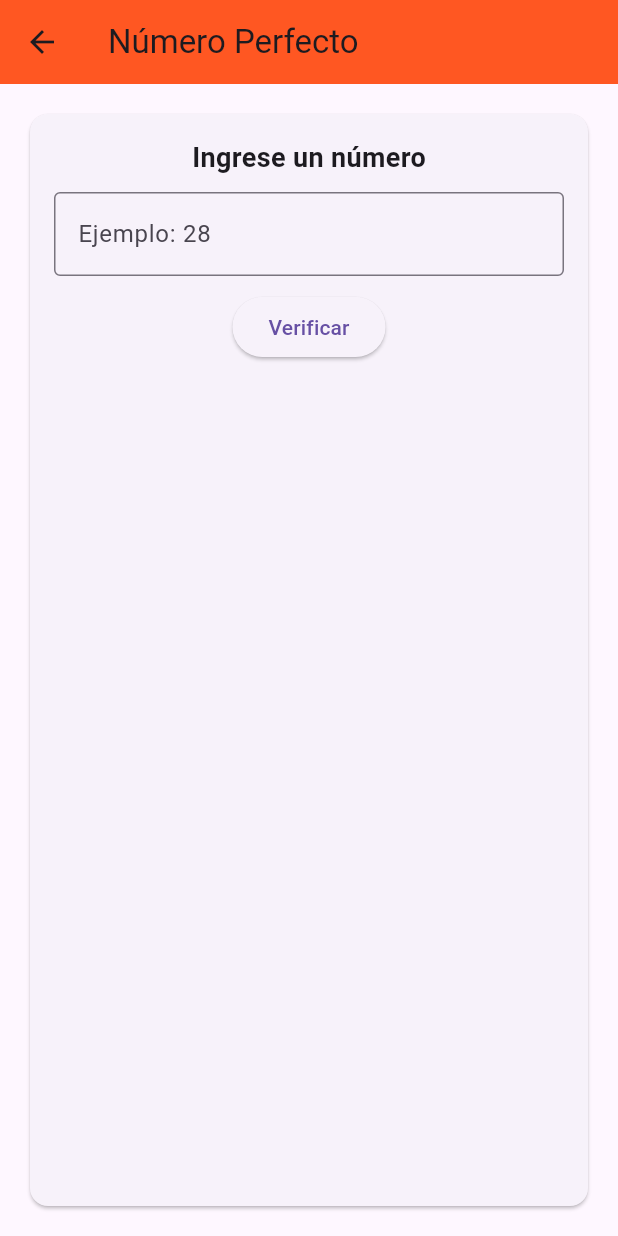
After one commit to saraycanarteg/DesarrolloAppMoviles, a Flutter app: the screen it shows after launch, after a tap on "Ejercicio 4 - Número Perfecto", on a phone screen of 412 x 824 dp. The commit adds this screen. Run offline on Flutter 3.47's test engine with Material 3 defaults, Android fonts, the phone set to English and light mode, and no system bars.

Commit message:
Ej 3 y 4 de Tarea 1.1

```diff
--- /dev/null
+++ b/tarea1.1/lib/controller/perfecto_controller.dart
@@ -0,0 +1,27 @@
+import 'package:deber_p1/model/perfecto_model.dart';
+
+class PerfectoController {
+  String procesar(String numeroIngresado) {
+    try {
+      final numero = int.parse(numeroIngresado.trim());
+
+      if (numero < 1) {
+        return 'Ingrese un número positivo mayor a 0';
+      }
+
+      final resultado = PerfectoModel.calcular(numero);
+
+      final divisoresStr = resultado.divisores.join(', ');
+      final estado = resultado.esPerfecto ? 'SÍ es perfecto' : 'NO es perfecto';
+
+      return '''
+      Número: ${resultado.numero}
+      Divisores (sin incluir el número): $divisoresStr
+      Suma de divisores: ${resultado.sumaDivisores}
+      $estado
+      ''';
+    } catch (e) {
+      return 'Ingrese un número válido (número entero positivo)';
+    }
+  }
+}
--- /dev/null
+++ b/tarea1.1/lib/model/perfecto_model.dart
@@ -0,0 +1,37 @@
+class PerfectoModel {
+  final int numero;
+  final bool esPerfecto;
+  final List<int> divisores;
+  final int sumaDivisores;
+
+  PerfectoModel({
+    required this.numero,
+    required this.esPerfecto,
+    required this.divisores,
+    required this.sumaDivisores,
+  });
+
+  static PerfectoModel calcular(int numero) {
+    List<int> divisores = [];
+
+    // Encontrar todos los divisores (excluyendo el propio número)
+    for (int i = 1; i < numero; i++) {
+      if (numero % i == 0) {
+        divisores.add(i);
+      }
+    }
+
+    // Sumar los divisores
+    int suma = divisores.fold(0, (x, y) => x + y);
+
+    // Un número es perfecto si la suma de sus divisores es igual al número
+    bool esPerfecto = suma == numero;
+
+    return PerfectoModel(
+      numero: numero,
+      esPerfecto: esPerfecto,
+      divisores: divisores,
+      sumaDivisores: suma,
+    );
+  }
+}
--- /dev/null
+++ b/tarea1.1/lib/view/bisiesto_view.dart
@@ -0,0 +1,99 @@
+import 'package:flutter/material.dart';
+import '../controller/bisiesto_controller.dart';
+
+//1. átomos *****************************************
+class Label extends StatelessWidget {
+  final String text;
+  Label(this.text, {super.key});
+
+  @override
+  Widget build(BuildContext context) =>
+      Text(text, style: TextStyle(fontSize: 18, fontWeight: FontWeight.bold));
+}
+
+class InputField extends StatelessWidget {
+  final TextEditingController controller;
+  final String hint;
+
+  InputField({super.key, required this.controller, required this.hint});
+
+  @override
+  Widget build(BuildContext context) => TextField(
+    controller: controller,
+    decoration: InputDecoration(
+      labelText: hint,
+      border: OutlineInputBorder(),
+    ),
+    keyboardType: TextInputType.number,
+  );
+}
+
+class PrimaryButton extends StatelessWidget {
+  final String text;
+  final VoidCallback onPressed;
+  PrimaryButton({super.key, required this.text, required this.onPressed});
+
+  @override
+  Widget build(BuildContext context) =>
+      ElevatedButton(onPressed: onPressed, child: Text(text));
+}
+
+//2. organismos *************************************************************
+class BisiestoCard extends StatefulWidget {
+  BisiestoCard({super.key});
+
+  @override
+  State<BisiestoCard> createState() => BisiestoCardState();
+}
+
+class BisiestoCardState extends State<BisiestoCard> {
+  final _input = TextEditingController();
+  final _controller = BisiestoController();
+  String _resultado = '';
+
+  void _calcular() {
+    setState(() {
+      _resultado = _controller.procesar(_input.text);
+    });
+  }
+
+  @override
+  Widget build(BuildContext context) {
+    return Card(
+      margin: EdgeInsets.all(10),
+      child: Padding(
+        padding: EdgeInsets.all(16),
+        child: Column(
+          children: [
+            Label('Ingrese un año'),
+            SizedBox(height: 10),
+            InputField(controller: _input, hint: 'Ejemplo: 2000'),
+            SizedBox(height: 10),
+            PrimaryButton(text: 'Verificar', onPressed: _calcular),
+            SizedBox(height: 10),
+            Label(_resultado),
+          ],
+        ),
+      ),
+    );
+  }
+}
+
+//3. página ******************************************************************
+class BisiestoPage extends StatelessWidget {
+  BisiestoPage({super.key});
+
+  @override
+  Widget build(BuildContext context) {
+    return Scaffold(
+      appBar: AppBar(
+        title: Text('Año Bisiesto'),
+        backgroundColor: Colors.purple,
+      ),
+      body: Padding(
+        padding: EdgeInsets.all(10),
+        child: BisiestoCard(),
+      ),
+    );
+  }
+}
--- a/tarea1.1/lib/view/menu_page.dart
+++ b/tarea1.1/lib/view/menu_page.dart
@@ -1,6 +1,8 @@
 import 'package:flutter/material.dart';
 import 'cajero_view.dart';
 import 'vuelto_view.dart';
+import 'bisiesto_view.dart';
+import 'perfecto_view.dart';
 
 class MenuPage extends StatelessWidget {
   @override
@@ -37,6 +39,30 @@ class MenuPage extends StatelessWidget {
               child: Text("Ejercicio 2 - Vuelto"),
             ),
 
+            SizedBox(height: 20),
+
+            ElevatedButton(
+              onPressed: () {
+                Navigator.push(
+                  context,
+                  MaterialPageRoute(builder: (context) => BisiestoPage()),
+                );
+              },
+              child: Text("Ejercicio 3 - Año Bisiesto"),
+            ),
+
+            SizedBox(height: 20),
+
+            ElevatedButton(
+              onPressed: () {
+                Navigator.push(
+                  context,
+                  MaterialPageRoute(builder: (context) => PerfectoPage()),
+                );
+              },
+              child: Text("Ejercicio 4 - Número Perfecto"),
+            ),
+
           ],
         ),
       ),
--- /dev/null
+++ b/tarea1.1/lib/view/perfecto_view.dart
@@ -0,0 +1,99 @@
+import 'package:flutter/material.dart';
+import '../controller/perfecto_controller.dart';
+
+//1. átomos *****************************************
+class Label extends StatelessWidget {
+  final String text;
+  Label(this.text, {super.key});
+
+  @override
+  Widget build(BuildContext context) =>
+      Text(text, style: TextStyle(fontSize: 18, fontWeight: FontWeight.bold));
+}
+
+class InputField extends StatelessWidget {
+  final TextEditingController controller;
+  final String hint;
+
+  InputField({super.key, required this.controller, required this.hint});
+
+  @override
+  Widget build(BuildContext context) => TextField(
+    controller: controller,
+    decoration: InputDecoration(
+      labelText: hint,
+      border: OutlineInputBorder(),
+    ),
+    keyboardType: TextInputType.number,
+  );
+}
+
+class PrimaryButton extends StatelessWidget {
+  final String text;
+  final VoidCallback onPressed;
+  PrimaryButton({super.key, required this.text, required this.onPressed});
+
+  @override
+  Widget build(BuildContext context) =>
+      ElevatedButton(onPressed: onPressed, child: Text(text));
+}
+
+//2. organismos *************************************************************
+class PerfectoCard extends StatefulWidget {
+  PerfectoCard({super.key});
+
+  @override
+  State<PerfectoCard> createState() => PerfectoCardState();
+}
+
+class PerfectoCardState extends State<PerfectoCard> {
+  final _input = TextEditingController();
+  final _controller = PerfectoController();
+  String _resultado = '';
+
+  void _calcular() {
+    setState(() {
+      _resultado = _controller.procesar(_input.text);
+    });
+  }
+
+  @override
+  Widget build(BuildContext context) {
+    return Card(
+      margin: EdgeInsets.all(10),
+      child: Padding(
+        padding: EdgeInsets.all(16),
+        child: Column(
+          children: [
+            Label('Ingrese un número'),
+            SizedBox(height: 10),
+            InputField(controller: _input, hint: 'Ejemplo: 28'),
+            SizedBox(height: 10),
+            PrimaryButton(text: 'Verificar', onPressed: _calcular),
+            SizedBox(height: 10),
+            Label(_resultado),
+          ],
+        ),
+      ),
+    );
+  }
+}
+
+//3. página ******************************************************************
+class PerfectoPage extends StatelessWidget {
+  PerfectoPage({super.key});
+
+  @override
+  Widget build(BuildContext context) {
+    return Scaffold(
+      appBar: AppBar(
+        title: Text('Número Perfecto'),
+        backgroundColor: Colors.deepOrange,
+      ),
+      body: Padding(
+        padding: EdgeInsets.all(10),
+        child: PerfectoCard(),
+      ),
+    );
+  }
+}
```
Also changed, not shown: tarea1.1/lib/controller/bisiesto_controller.dart (added, +24 -0 lines), tarea1.1/lib/model/bisiesto_model.dart (added, +25 -0 lines).
